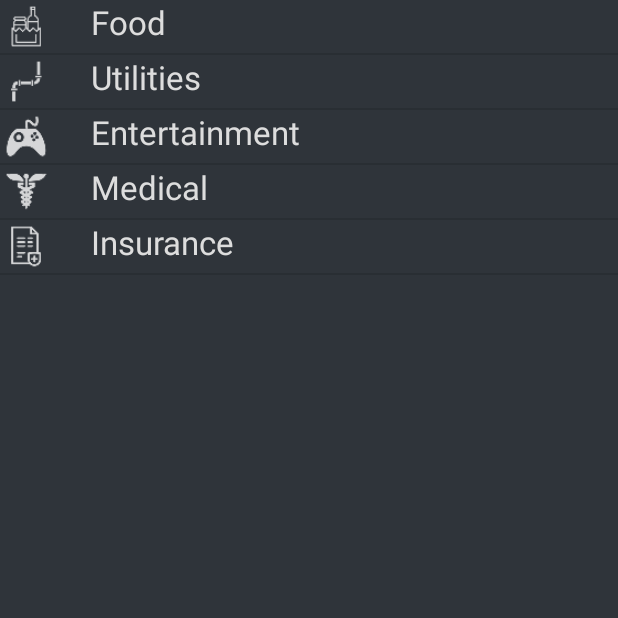
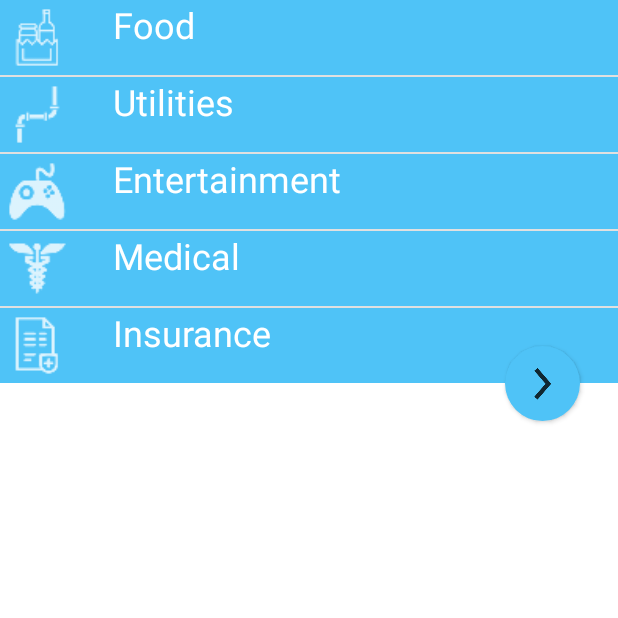
Before and after one commit to vieck/Save-Dat-Money, an Android app: the fragment CategoryFragment shown on its own in the app's theme, on a phone screen of 412 x 824 dp, the top half of it. Run offline under Robolectric (Android 15) with nearby library versions, the phone set to English and light mode, and no system bars.

Commit message:
Implemented Material Design Colors

```diff
--- a/app/src/main/java/edu/purdue/vieck/budgetapp/Adapters/AddAdapter.java
+++ b/app/src/main/java/edu/purdue/vieck/budgetapp/Adapters/AddAdapter.java
@@ -31,11 +31,13 @@ public class AddAdapter extends BaseAdapter {
     Context context;
     List<AddTree.Node> categoryNodes;
     Bundle bundle;
+    int selection;
 
     public AddAdapter(Context context, List<AddTree.Node> objects, Bundle bundle) {
         this.context = context;
         this.categoryNodes = objects;
         this.bundle = bundle;
+        selection = -1;
     }
 
     @Override
@@ -54,21 +56,21 @@ public class AddAdapter extends BaseAdapter {
     }
 
     @Override
-    public View getView(int position, View convertView, ViewGroup parent) {
+    public View getView(final int position, View convertView, ViewGroup parent) {
         LayoutInflater inflater = (LayoutInflater) context
                 .getSystemService(Context.LAYOUT_INFLATER_SERVICE);
         View view = inflater.inflate(R.layout.item_add, parent, false);
         LinearLayout linearLayout = (LinearLayout) view.findViewById(R.id.linear_layout);
-        final int i = position;
         linearLayout.setOnClickListener(new View.OnClickListener() {
             @Override
             public void onClick(View v) {
+
                 Log.d("OnListViewClick", "Clicked");
-                if (!categoryNodes.get(i).isLeafNode()) {
-                    categoryNodes = categoryNodes.get(i).getChildNodes();
+                if (!categoryNodes.get(position).isLeafNode()) {
+                    categoryNodes = categoryNodes.get(position).getChildNodes();
                     notifyDataSetChanged();
                 } else {
-                    AddItem item = categoryNodes.get(i).getItem();
+                    AddItem item = categoryNodes.get(position).getItem();
 
                     FragmentActivity fragmentActivity = ((FragmentActivity) context);
                     bundle.putString("Category", item.getType());
--- a/app/src/main/java/edu/purdue/vieck/budgetapp/CustomObjects/PieChartItem.java
+++ b/app/src/main/java/edu/purdue/vieck/budgetapp/CustomObjects/PieChartItem.java
@@ -84,7 +84,7 @@ public class PieChartItem extends ChartItem {
         l.setPosition(Legend.LegendPosition.RIGHT_OF_CHART);
         l.setYEntrySpace(10f);
         l.setYOffset(5f);
-        l.setTextColor(context.getResources().getColor(R.color.CottonBlue));
+        l.setTextColor(context.getResources().getColor(R.color.md_black_1000));
 
         // do not forget to refresh the chart
         // holder.chart.invalidate();
--- a/app/src/main/java/edu/purdue/vieck/budgetapp/Fragments/CategoryFragment.java
+++ b/app/src/main/java/edu/purdue/vieck/budgetapp/Fragments/CategoryFragment.java
@@ -4,9 +4,11 @@ import android.app.Fragment;
 import android.os.Bundle;
 import android.support.annotation.Nullable;
 import android.support.v7.widget.LinearLayoutManager;
+import android.util.TypedValue;
 import android.view.LayoutInflater;
 import android.view.View;
 import android.view.ViewGroup;
+import android.widget.AdapterView;
 import android.widget.ListView;
 
 import edu.purdue.vieck.budgetapp.Adapters.AddAdapter;
@@ -21,6 +23,8 @@ public class CategoryFragment extends Fragment {
     private ListView listView;
     private LinearLayoutManager layoutManager;
     private AddAdapter addAdapter;
+    TypedValue primaryDarkColor;
+    TypedValue primaryColor;
     private Bundle bundle;
 
     @Nullable
@@ -30,6 +34,10 @@ public class CategoryFragment extends Fragment {
         bundle = getArguments();
         listView = (ListView) view.findViewById(R.id.listview);
         layoutManager = new LinearLayoutManager(getActivity());
+        primaryColor = new TypedValue();
+        primaryDarkColor = new TypedValue();
+        getActivity().getTheme().resolveAttribute(R.attr.colorPrimary, primaryColor, true);
+        getActivity().getTheme().resolveAttribute(R.attr.colorPrimaryDark, primaryDarkColor, true);
 
         String[] categoryNames = getResources().getStringArray(R.array.categoryarray);
         String[] subCategoryFood = getResources().getStringArray(R.array.subgroceryarray);
@@ -98,7 +106,20 @@ public class CategoryFragment extends Fragment {
 
         addAdapter = new AddAdapter(getActivity(), tree.getChildNodes(), bundle);
 
+        listView.setChoiceMode(ListView.CHOICE_MODE_SINGLE);
         listView.setAdapter(addAdapter);
+        listView.setOnItemClickListener(new AdapterView.OnItemClickListener() {
+            @Override
+            public void onItemClick(AdapterView<?> adapterView, View view, int position, long l) {
+                int prevPosition = listView.getCheckedItemPosition();
+                if (prevPosition != ListView.INVALID_POSITION) {
+                    listView.getAdapter().getView(prevPosition, null, listView).setBackgroundColor(primaryColor.data);
+                }
+                listView.setItemChecked(position, true);
+                view.setBackgroundColor(primaryDarkColor.data);
+            }
+        });
+        listView.getCheckedItemPosition();
 
         return view;
     }
--- a/app/src/main/res/drawable/ripple.xml
+++ b/app/src/main/res/drawable/ripple.xml
@@ -3,7 +3,7 @@
     android:color="?android:colorControlHighlight">
     <item>
         <shape android:shape="oval">
-            <solid android:color="@color/PaleBlue" />
+            <solid android:color="?android:attr/colorPrimary" />
         </shape>
     </item>
 </ripple>
--- a/app/src/main/res/drawable/ripple_category.xml
+++ b/app/src/main/res/drawable/ripple_category.xml
@@ -1,4 +1,9 @@
 <?xml version="1.0" encoding="utf-8"?>
-<selector xmlns:android="http://schemas.android.com/apk/res/android">
-
-</selector>
+<ripple xmlns:android="http://schemas.android.com/apk/res/android"
+    android:color="?android:colorControlHighlight">
+    <item>
+        <shape android:shape="oval">
+            <solid android:color="?android:attr/colorAccent" />
+        </shape>
+    </item>
+</ripple>
--- a/app/src/main/res/layout/activity_chart.xml
+++ b/app/src/main/res/layout/activity_chart.xml
@@ -24,7 +24,7 @@
                 android:layout_width="match_parent"
                 android:layout_height="?attr/actionBarSize">
                 <Spinner android:id="@+id/spinner"
-                    android:background="?android:colorPrimaryDark"
+                    android:background="?android:colorPrimary"
                     android:layout_width="wrap_content"
                     android:layout_height="wrap_content"/>
                 </android.support.v7.widget.Toolbar>
@@ -44,7 +44,7 @@
                     android:background="@drawable/ripple"
                     android:src="@android:drawable/ic_input_add"
                     android:stateListAnimator="@anim/button_elevation"
-                    android:tint="?android:colorPrimary" />
+                    android:tint="?android:textColorPrimary" />
 
                 <RelativeLayout
                     android:id="@+id/fragment_container"
@@ -55,7 +55,7 @@
                         android:id="@+id/tabs"
                         android:layout_width="match_parent"
                         android:layout_height="30dp"
-                        android:background="@color/DarkNavy" />
+                        android:background="?android:attr/colorPrimaryDark" />
 
                     <android.support.v4.view.ViewPager
                         android:id="@+id/viewpager"
--- a/app/src/main/res/layout/activity_graph.xml
+++ b/app/src/main/res/layout/activity_graph.xml
@@ -33,7 +33,7 @@
                     android:id="@+id/tabs"
                     android:layout_width="match_parent"
                     android:layout_height="30dp"
-                    android:background="@color/DarkNavy" />
+                    android:background="?android:attr/colorPrimaryDark" />
 
                 <android.support.v4.view.ViewPager
                     android:id="@+id/viewpager"
--- a/app/src/main/res/layout/fragment_add.xml
+++ b/app/src/main/res/layout/fragment_add.xml
@@ -118,5 +118,5 @@
         android:background="@drawable/ripple"
         android:src="@android:drawable/ic_input_add"
         android:stateListAnimator="@anim/button_elevation"
-        android:tint="@color/DarkNavy" />
+        android:tint="?android:textColorPrimary" />
 </RelativeLayout>
--- a/app/src/main/res/layout/fragment_category.xml
+++ b/app/src/main/res/layout/fragment_category.xml
@@ -1,14 +1,35 @@
 <?xml version="1.0" encoding="utf-8"?>
-<LinearLayout xmlns:android="http://schemas.android.com/apk/res/android"
+<RelativeLayout xmlns:android="http://schemas.android.com/apk/res/android"
     style="@style/MyAppBarLayout"
     android:layout_width="match_parent"
-    android:layout_height="match_parent"
-    android:orientation="vertical">
+    android:layout_height="match_parent">
 
     <ListView
         android:id="@+id/listview"
         android:layout_width="match_parent"
-        android:layout_height="match_parent"
+        android:layout_height="wrap_content"
         android:orientation="vertical" />
 
-</LinearLayout>
+    <ImageButton
+        android:id="@+id/imagebtn_submit"
+        android:layout_width="50dp"
+        android:layout_height="50dp"
+        android:layout_alignParentEnd="true"
+        android:layout_alignBottom="@id/listview"
+        android:layout_marginBottom="-25dp"
+        android:layout_marginEnd="25dp"
+        android:background="@drawable/ripple_category"
+        android:elevation="1dp"
+        android:src="@drawable/ic_action_next_item"
+        android:stateListAnimator="@anim/button_elevation"
+        android:tint="?android:textColorPrimary" />
+
+    <View
+        android:id="@+id/body"
+        android:layout_width="match_parent"
+        android:layout_height="match_parent"
+        android:layout_below="@id/listview"
+        android:background="?android:attr/colorPrimary"/>
+
+
+</RelativeLayout>
--- a/app/src/main/res/layout/item_add.xml
+++ b/app/src/main/res/layout/item_add.xml
@@ -1,15 +1,15 @@
 <?xml version="1.0" encoding="utf-8"?>
 <LinearLayout xmlns:android="http://schemas.android.com/apk/res/android"
     android:id="@+id/linear_layout"
-    style="@style/MyAppBarLayout"
+    android:background="?android:attr/colorAccent"
     android:layout_width="match_parent"
     android:layout_height="match_parent"
     android:orientation="horizontal">
 
     <ImageView
         android:id="@+id/imageview"
-        android:layout_width="35dp"
-        android:layout_height="35dp"
+        android:layout_width="50dp"
+        android:layout_height="50dp"
         android:layout_marginEnd="25dp" />
 
     <TextView
--- a/app/src/main/res/layout/item_chart.xml
+++ b/app/src/main/res/layout/item_chart.xml
@@ -5,7 +5,7 @@
     android:layout_width="match_parent"
     android:layout_height="match_parent"
     android:layout_margin="5dp"
-    cardview:cardBackgroundColor="@color/material_blue_grey_800"
+    cardview:cardBackgroundColor="?android:attr/colorPrimary"
     cardview:theme="@style/StyleCategoryItem">
 
     <RelativeLayout
--- a/app/src/main/res/values-v21/styles.xml
+++ b/app/src/main/res/values-v21/styles.xml
@@ -2,38 +2,38 @@
 <resources>
 
     <style name="AppTheme" parent="Theme.AppCompat.Light.NoActionBar">
-        <item name="android:colorPrimary">@color/CottonBlue</item>
-        <item name="android:colorPrimaryDark">@color/DarkNavy</item>
-        <item name="android:textColorPrimary">@color/CottonBlue</item>
-        <item name="android:textColorSecondary">@color/PaleGray</item>
+        <item name="android:colorPrimary">@color/md_white_1000</item>
+        <item name="android:colorPrimaryDark">@color/md_grey_200</item>
+        <item name="android:colorAccent">@color/md_light_blue_300</item>
+        <item name="android:textColorPrimary">@color/md_black_1000</item>
+        <item name="android:textColorSecondary">@color/md_blue_grey_50</item>
     </style>
 
     <style name="AppTheme.NoActionBar">
         <item name="windowActionBar">false</item>
         <item name="windowNoTitle">true</item>
         <item name="android:windowDrawsSystemBarBackgrounds">true</item>
-        <item name="android:statusBarColor">@android:color/transparent</item>
+        <item name="android:statusBarColor">@android:color/background_dark</item>
     </style>
 
     <style name="MyAppBarLayout" parent="AppTheme">
-        <item name="android:background">?android:colorPrimaryDark</item>
+        <item name="android:background">?android:attr/colorPrimary</item>
     </style>
 
     <style name="StyleActivityAdd" parent="AppTheme">
-        <item name="android:background">@color/DarkNavy</item>
-        <item name="android:textColorPrimary">@color/CottonBlue</item>
-        <item name="android:textColor">@color/CottonBlue</item>
+        <item name="android:background">?android:attr/colorPrimaryDark</item>
+        <item name="android:textColor">?android:attr/textColorPrimary</item>
     </style>
 
     <style name="StyleFragment">
-        <item name="android:background">@color/DarkNavy</item>
-        <item name="android:textColor">@color/CottonBlue</item>
-        <item name="android:textColorHint">@color/NeonBlue</item>
+        <item name="android:background">?android:attr/colorPrimaryDark</item>
+        <item name="android:textColor">?android:attr/textColorPrimary</item>
+        <item name="android:textColorHint">?android:attr/textColorSecondary</item>
     </style>
 
     <style name="StyleCategoryItem">
-        <item name="android:textColor">@color/CottonBlue</item>
-        <item name="android:textColorHint">@color/NeonBlue</item>
+        <item name="android:textColor">?android:attr/textColorPrimary</item>
+        <item name="android:textColorHint">?android:attr/textColorSecondary</item>
     </style>
 
     <style name="textview_label">
@@ -55,6 +55,11 @@
         <item name="android:background">?android:colorPrimaryDark</item>
     </style>
 
+    <!-- Add Style -->
+    <style name="transparent_button">
+        <item name="android:background">@android:color/transparent</item>
+    </style>
+
     <!-- Graph Style -->
     <style name="cardview_categories">
         <item name="android:background">@color/PaleBlue</item>
@@ -74,39 +79,37 @@
     <!-- Category Styles -->
     <style name="edittext_add_fragment">
         <item name="android:editable">false</item>
-        <item name="android:textColor">@color/White</item>
-        <item name="android:textColorHint">@color/NeonBlue</item>
+        <item name="android:textColor">?android:attr/textColorPrimary</item>
+        <item name="android:textColorHint">?android:attr/textColorSecondary</item>
     </style>
 
     <style name="edittext_amount_add_fragment">
         <item name="android:editable">false</item>
         <item name="android:textSize">24sp</item>
-        <item name="android:textColor">@color/White</item>
-        <item name="android:textColorHint">@color/SheetBlue</item>
-        <item name="android:shadowColor">@color/CottonBlue</item>
-        <item name="android:shadowRadius">3</item>
+        <item name="android:textColor">?android:attr/textColorPrimary</item>
+        <item name="android:textColorHint">?android:attr/textColorSecondary</item>
     </style>
 
     <style name="edittext_note_add_fragment">
-        <item name="android:textColor">@color/White</item>
-        <item name="android:textColorHint">@color/SheetBlue</item>
+        <item name="android:textColor">?android:attr/textColorPrimary</item>
+        <item name="android:textColorHint">?android:attr/textColorPrimary</item>
     </style>
 
     <style name="button_add_fragment">
         <item name="android:textOff">@string/expense</item>
         <item name="android:textOn">@string/income</item>
-        <item name="android:buttonTint">@color/PaleBlue</item>
-        <item name="android:textColor">@color/CottonBlue</item>
+        <item name="android:buttonTint">?android:attr/colorAccent</item>
+        <item name="android:textColor">?android:attr/textColorPrimary</item>
     </style>
 
     <style name="textview_add_item">
-        <item name="android:textColor">@color/CottonBlue</item>
-        <item name="android:textSize">10pt</item>
+        <item name="android:textColor">?android:attr/textColorPrimaryInverse</item>
+        <item name="android:textSize">24sp</item>
     </style>
 
     <style name="textview_add_amount">
-        <item name="android:textColor">@color/Red</item>
-        <item name="android:textSize">14pt</item>
+        <item name="android:textColor">?android:attr/textColorPrimary</item>
+        <item name="android:textSize">24sp</item>
     </style>
 
     <!-- DASHBOARD STYLES -->
```
Also changed, not shown: app/src/main/res/layout-land/activity_chart.xml (+4 -4 lines), app/src/main/res/layout/fragment_chart.xml (+0 -12 lines).
